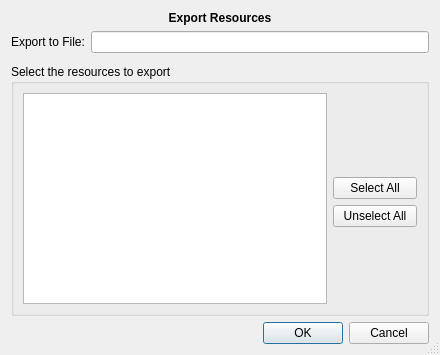
CryFeiFei/klatexformula, file src/klflibexportdialog.ui: the form before one commit.
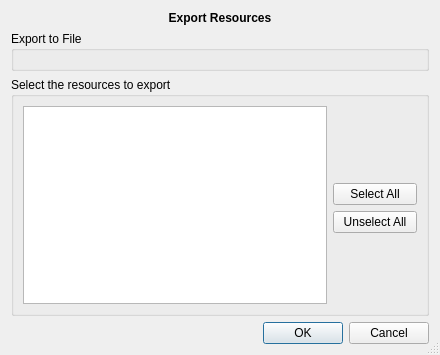
The form after the commit. Custom widgets are drawn as their Qt base class.

Diff of the .ui file:
```diff
--- a/src/klflibexportdialog.ui
+++ b/src/klflibexportdialog.ui
@@ -19,8 +19,8 @@
   <property name="modal">
    <bool>true</bool>
   </property>
-  <layout class="QGridLayout" name="lyt_KLFLibExportDialog" columnstretch="0,1,0">
-   <item row="0" column="0" colspan="3">
+  <layout class="QGridLayout" name="lyt_KLFLibExportDialog" rowstretch="0,0,1,0" columnstretch="0,0">
+   <item row="0" column="0" colspan="2">
     <widget class="QLabel" name="lblMain">
      <property name="sizePolicy">
       <sizepolicy hsizetype="Preferred" vsizetype="Fixed">
@@ -42,7 +42,7 @@
      </property>
     </widget>
    </item>
-   <item row="4" column="0" colspan="3">
+   <item row="3" column="0" colspan="2">
     <widget class="QDialogButtonBox" name="btns">
      <property name="orientation">
       <enum>Qt::Horizontal</enum>
@@ -52,40 +52,7 @@
      </property>
     </widget>
    </item>
-   <item row="1" column="0">
-    <widget class="QLabel" name="label">
-     <property name="text">
-      <string>Export to File:</string>
-     </property>
-    </widget>
-   </item>
-   <item row="1" column="1" colspan="2">
-    <widget class="KLFPathChooser" name="pathExportTo">
-     <property name="mode" stdset="0">
-      <number>1</number>
-     </property>
-     <property name="caption" stdset="0">
-      <string extracomment="[[file dialog caption]]">Export to file</string>
-     </property>
-    </widget>
-   </item>
-   <item row="2" column="1">
-    <spacer name="verticalSpacer">
-     <property name="orientation">
-      <enum>Qt::Vertical</enum>
-     </property>
-     <property name="sizeType">
-      <enum>QSizePolicy::Fixed</enum>
-     </property>
-     <property name="sizeHint" stdset="0">
-      <size>
-       <width>20</width>
-       <height>5</height>
-      </size>
-     </property>
-    </spacer>
-   </item>
-   <item row="3" column="0" colspan="3">
+   <item row="2" column="0" colspan="2">
     <widget class="QGroupBox" name="gbxExport">
      <property name="title">
       <string>Select the resources to export</string>
@@ -137,15 +104,30 @@
      </layout>
     </widget>
    </item>
+   <item row="1" column="0" colspan="2">
+    <widget class="QGroupBox" name="gbxExportLocalFileWidget">
+     <property name="minimumSize">
+      <size>
+       <width>0</width>
+       <height>40</height>
+      </size>
+     </property>
+     <property name="title">
+      <string>Export to File</string>
+     </property>
+     <property name="flat">
+      <bool>true</bool>
+     </property>
+    </widget>
+   </item>
   </layout>
  </widget>
- <customwidgets>
-  <customwidget>
-   <class>KLFPathChooser</class>
-   <extends>QLineEdit</extends>
-   <header>klfpathchooser.h</header>
-  </customwidget>
- </customwidgets>
+ <tabstops>
+  <tabstop>lstRes</tabstop>
+  <tabstop>btnSelectAll</tabstop>
+  <tabstop>btnUnselectAll</tabstop>
+  <tabstop>btns</tabstop>
+ </tabstops>
  <resources/>
  <connections>
   <connection>
```
Left out of the diff: 8 changed lines with no effect on the pictures.
